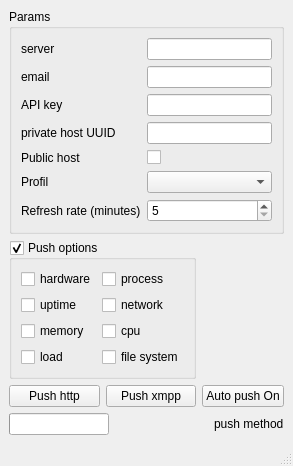
fredix/geekast, file src/mainwindow.ui: the form before one commit.
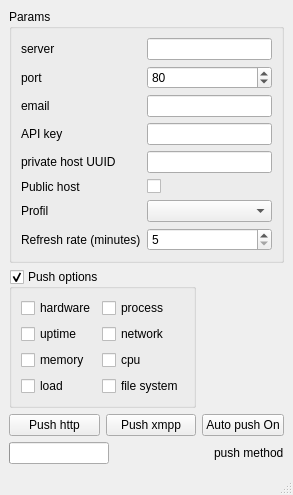
The form after the commit.

Commit message: added http port

Diff of the .ui file:
```diff
--- a/src/mainwindow.ui
+++ b/src/mainwindow.ui
@@ -36,82 +36,96 @@
          <item row="0" column="1">
           <widget class="QLineEdit" name="lineEdit_server"/>
          </item>
-         <item row="1" column="0">
+         <item row="2" column="0">
           <widget class="QLabel" name="label_login">
            <property name="text">
             <string>email</string>
            </property>
           </widget>
          </item>
-         <item row="1" column="1">
+         <item row="2" column="1">
           <widget class="QLineEdit" name="lineEdit_login"/>
          </item>
-         <item row="2" column="0">
+         <item row="3" column="0">
           <widget class="QLabel" name="label_password">
            <property name="text">
             <string>API key</string>
            </property>
           </widget>
          </item>
-         <item row="2" column="1">
+         <item row="3" column="1">
           <widget class="QLineEdit" name="lineEdit_password">
            <property name="echoMode">
             <enum>QLineEdit::Normal</enum>
            </property>
           </widget>
          </item>
-         <item row="4" column="0">
+         <item row="5" column="0">
           <widget class="QLabel" name="label_uuid">
            <property name="text">
             <string>private host UUID</string>
            </property>
           </widget>
          </item>
-         <item row="4" column="1">
+         <item row="5" column="1">
           <widget class="QLineEdit" name="lineEdit_uuid">
            <property name="readOnly">
             <bool>false</bool>
            </property>
           </widget>
          </item>
-         <item row="5" column="0">
+         <item row="6" column="0">
           <widget class="QLabel" name="label">
            <property name="text">
             <string>Public host</string>
            </property>
           </widget>
          </item>
-         <item row="5" column="1">
+         <item row="6" column="1">
           <widget class="QCheckBox" name="checkBox_public_host">
            <property name="text">
             <string/>
            </property>
           </widget>
          </item>
-         <item row="6" column="0">
+         <item row="7" column="0">
           <widget class="QLabel" name="label_2">
            <property name="text">
             <string>Profil</string>
            </property>
           </widget>
          </item>
-         <item row="6" column="1">
+         <item row="7" column="1">
           <widget class="QComboBox" name="comboBox_profil"/>
          </item>
-         <item row="7" column="0">
+         <item row="8" column="0">
           <widget class="QLabel" name="label_3">
            <property name="text">
             <string>Refresh rate (minutes)</string>
            </property>
           </widget>
          </item>
-         <item row="7" column="1">
+         <item row="8" column="1">
           <widget class="QSpinBox" name="spinBox_refresh">
            <property name="minimum">
             <number>5</number>
            </property>
           </widget>
          </item>
+         <item row="1" column="0">
+          <widget class="QLabel" name="label_4">
+           <property name="text">
+            <string>port</string>
+           </property>
+          </widget>
+         </item>
+         <item row="1" column="1">
+          <widget class="QSpinBox" name="spinBox_port">
+           <property name="value">
+            <number>80</number>
+           </property>
+          </widget>
+         </item>
         </layout>
        </item>
       </layout>
```
The commit also changes 4 other files.
